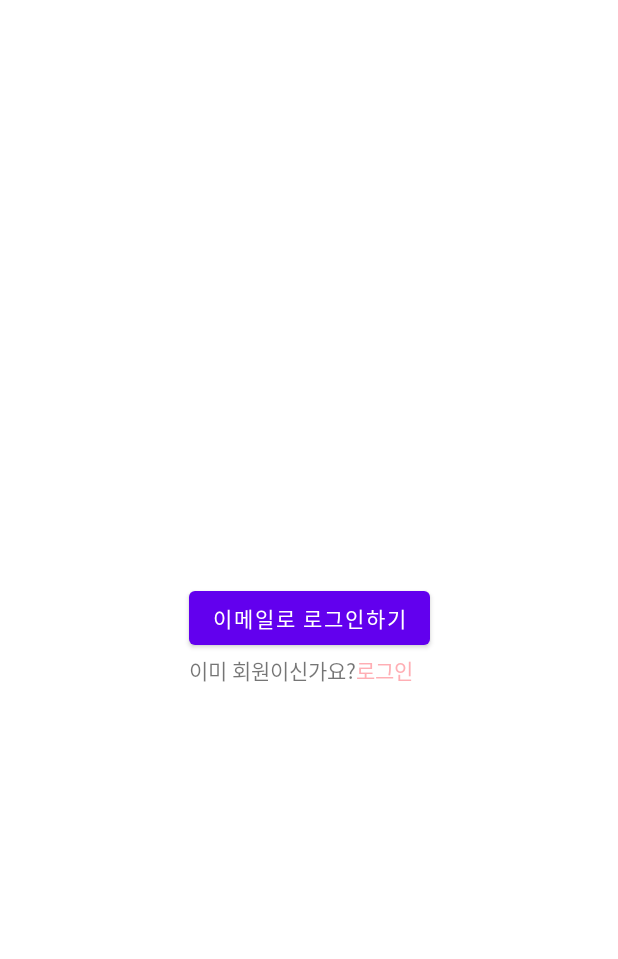
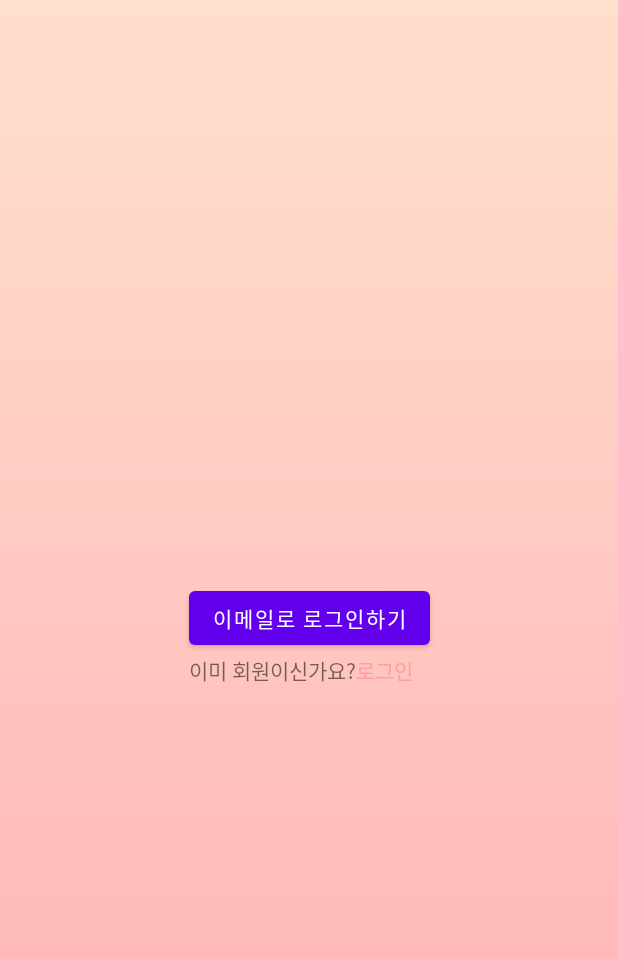
Before and after one commit to wsb7788/Faily, an Android app: the layout activity_login.xml on its own in the app's theme, with its tools: preview values and no code run, on a phone screen of 412 x 824 dp. Shown: the top 959 px of the screen. Run offline under Robolectric (Android 15) with nearby library versions, the phone set to English and light mode, and no system bars.

```diff
--- a/app/src/main/res/layout/activity_login.xml
+++ b/app/src/main/res/layout/activity_login.xml
@@ -10,7 +10,8 @@
     </data>
     <androidx.constraintlayout.widget.ConstraintLayout
         android:layout_width="match_parent"
-        android:layout_height="match_parent">
+        android:layout_height="match_parent"
+        android:background="@drawable/splash_background">
 
         <Button
             android:id="@+id/button"
--- a/app/src/main/res/values/themes.xml
+++ b/app/src/main/res/values/themes.xml
@@ -10,7 +10,13 @@
         <item name="colorSecondaryVariant">@color/teal_700</item>
         <item name="colorOnSecondary">@color/black</item>
         <!-- Status bar color. -->
-        <item name="android:statusBarColor" tools:targetApi="l">?attr/colorPrimaryVariant</item>
+        <item name="android:statusBarColor" tools:targetApi="l">@color/white</item>
+        <item name="windowActionBar">true</item>
+        <item name="windowNoTitle">true</item>
         <!-- Customize your theme here. -->
+        <item name="actionMenuTextColor">@color/black</item>
+        <item name="android:actionMenuTextColor">@color/black</item>
+        <item name="android:windowLightStatusBar">true</item>
+
     </style>
 </resources>
```
